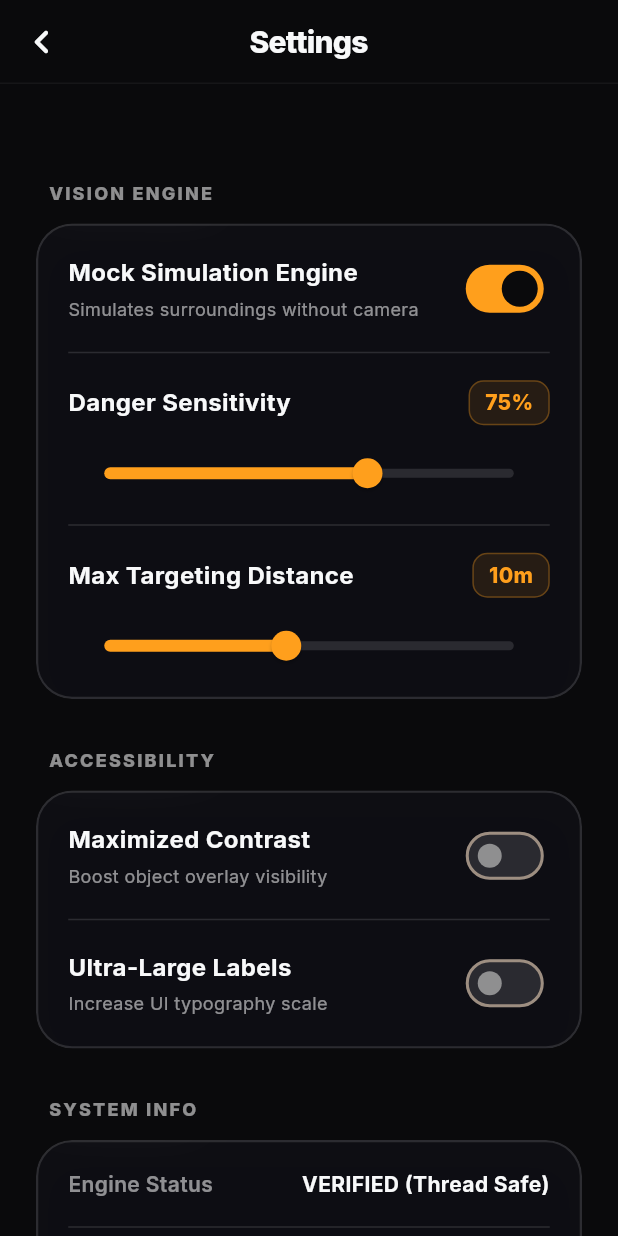
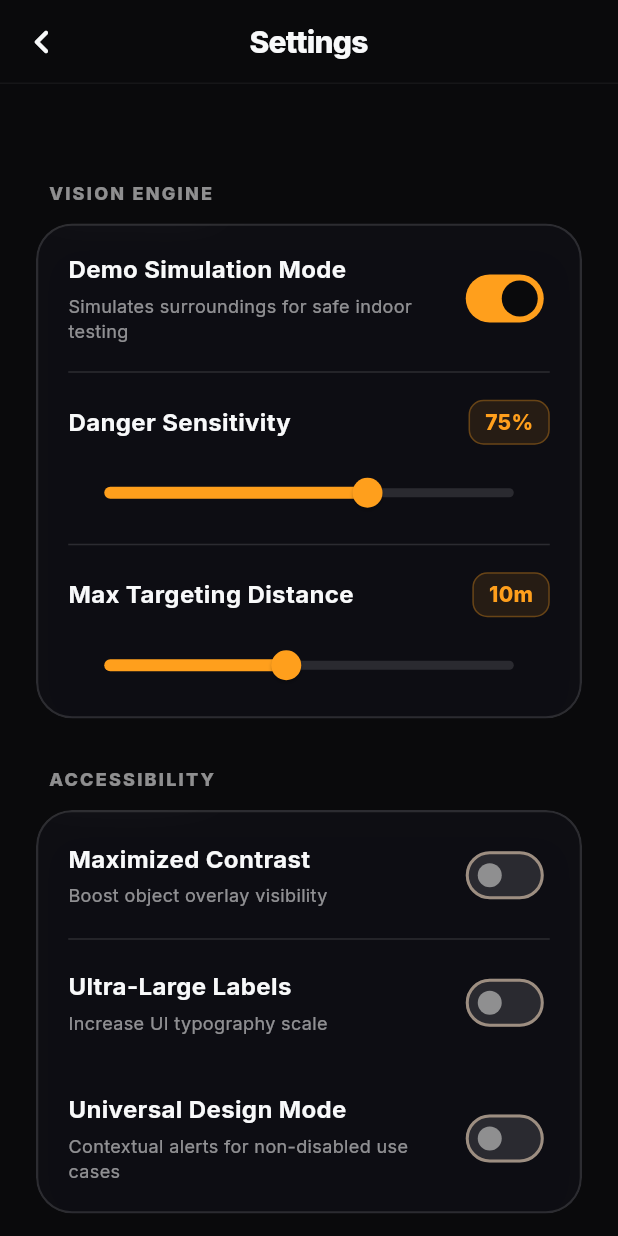
Before and after one commit to Subset28/hemovision, a Flutter app: the HomeView screen opened directly, after a tap on the "settings" icon, on a phone screen of 412 x 824 dp. Run offline on Flutter 3.47's test engine with Material 3 defaults, Android fonts, the phone set to English and light mode, and no system bars; our stand-ins replace audioplayers, camera, google_fonts, permission_handler, shared_preferences and 2 more; missing offline and left inert: dart:ffi, record; accounts and stored records are empty; statements that could not run were skipped.

Commit message:
whatever claude said to do

```diff
--- a/lib/controllers/main_controller.dart
+++ b/lib/controllers/main_controller.dart
@@ -1,9 +1,7 @@
-import 'dart:async';
-import 'package:flutter/foundation.dart';
-import '../engines/vision_engine.dart';
-import '../engines/simulated_vision_engine.dart';
-import '../engines/yolo_vision_engine.dart';
-import '../services/database_service.dart';
+import '../services/settings_service.dart';
+import '../services/mic_service.dart';
+import '../services/spatial_audio_service.dart';
+import 'package:vibration/vibration.dart';
 
 // ─────────────────────────────────────────────────────────────────
 //  MAIN CONTROLLER  (MVC Architecture — Controller layer)
@@ -16,19 +14,32 @@ import '../services/database_service.dart';
 class MainController {
   late VisionEngine _engine;
   late DatabaseService _dbService;
+  final SettingsService _settings;
+  late MicService _micService;
+  late SpatialAudioService _audioFeedback;
   Timer? _processingTimer;
-  bool useSimulation = true; // User-controlled flag
+  bool useSimulation = true;
 
   // ── Accessibility State ───────────────────────────────────────
-  bool highContrast = false;
-  bool largeText = false;
+  bool get highContrast => _settings.highContrast;
+  bool get largeText => _settings.largeText;
+  bool get universalMode => _settings.universalMode;
+  double get threatThreshold => _settings.dangerSensitivity;
+  double get detectionRange => _settings.maxDistance;
+
   final _accessCtrl = StreamController<void>.broadcast();
   Stream<void> get accessStream => _accessCtrl.stream;
 
-  void updateAccessibility({bool? hc, bool? lt}) {
-    if (hc != null) highContrast = hc;
-    if (lt != null) largeText = lt;
+  void updateAccessibility({bool? hc, bool? lt, bool? um}) {
+    if (hc != null) _settings.setHighContrast(hc);
+    if (lt != null) _settings.setLargeText(lt);
+    if (um != null) _settings.setUniversalMode(um);
     _accessCtrl.add(null);
+  }
+
+  void updateDetectionParams({double? threshold, double? range}) {
+    if (threshold != null) _settings.setDangerSensitivity(threshold);
+    if (range != null) _settings.setMaxDistance(range);
   }
 
   // ── View Streams (Strongly Typed) ──────────────────────────────
@@ -48,13 +59,16 @@ class MainController {
   int _frameCount = 0;
   DateTime _sessionStart = DateTime.now();
 
-  MainController() {
+  MainController(this._settings) {
     _dbService = DatabaseService();
+    _micService = MicService();
+    _audioFeedback = SpatialAudioService();
 
     // ── UPGRADE #2: Dynamic Initialization ───────────────────────
     try {
       final yolo = YoloVisionEngine();
-      useSimulation = yolo.isMockMode; // Default to Simulation if native lib missing
+      // Use persisted mock setting, but fallback to Simulation if native lib missing
+      useSimulation = _settings.isMockMode || yolo.isMockMode;
       _engine = useSimulation ? SimulatedVisionEngine() : yolo;
     } catch (e) {
       useSimulation = true;
@@ -64,6 +78,7 @@ class MainController {
 
   void setMockMode(bool enabled) {
     useSimulation = enabled;
+    _settings.setMockMode(enabled);
     if (enabled) {
       _engine = SimulatedVisionEngine();
     } else {
@@ -79,6 +94,19 @@ class MainController {
     _processingTimer = Timer.periodic(const Duration(milliseconds: 100), (_) {
       _tick();
     });
+
+    // Start real-time audio analysis loop
+    _micService.startRecording();
+    _micService.audioStream.listen((buffer) async {
+      final alert = await _engine.processAudio(buffer);
+      if (alert != null && !_audioCtrl.isClosed) {
+        _audioCtrl.add(alert);
+        // Alert haptics handled here for real-time response
+        if (await Vibration.hasVibrator() ?? false) {
+          Vibration.vibrate(pattern: [0, 200, 100, 200]);
+        }
+      }
+    });
   }
 
   void stopProcessing() => _processingTimer?.cancel();
@@ -86,6 +114,8 @@ class MainController {
   void dispose() {
     stopProcessing();
     _engine.dispose();
+    _micService.dispose();
+    _audioFeedback.dispose();
     _objectsCtrl.close();
     _spatialCtrl.close();
     _statsCtrl.close();
@@ -116,6 +146,23 @@ class MainController {
 
     if (!_audioCtrl.isClosed) {
       _audioCtrl.sink.add(frame.audioAlert);
+      // HARDWARE HAPTICS: Trigger vibration for emergency sirens
+      if (frame.audioAlert != null && frame.audioAlert!.confidence > 0.8) {
+        if (await Vibration.hasVibrator() ?? false) {
+          Vibration.vibrate(pattern: [0, 500, 200, 500], intensities: [0, 255, 0, 255]);
+        }
+      }
+    }
+
+    // HARDWARE HAPTICS: Trigger vibration for critical close-range objects
+    if (frame.objects.any((o) => o.isCritical)) {
+      if (await Vibration.hasVibrator() ?? false) {
+        Vibration.vibrate(duration: 100);
+      }
+
+      // SPATIAL AUDIO: Play panned sound for the most critical object
+      final mostCritical = frame.objects.reduce((a, b) => a.threatLevel > b.threatLevel ? a : b);
+      _audioFeedback.playThreatSound(mostCritical);
     }
 
     if (!_statsCtrl.isClosed) {
--- a/lib/engines/vision_engine.dart
+++ b/lib/engines/vision_engine.dart
@@ -13,11 +13,16 @@
 //  enterprise-grade, testable code architecture.
 // ─────────────────────────────────────────────────────────────────────────────
 
+import 'dart:typed_data';
+
 abstract interface class VisionEngine {
   /// Process the current environment and return detected objects.
   /// In production, this consumes a live camera frame.
   /// In simulation, this returns deterministic animated data.
   Future<EngineFrame> processFrame(int frameNumber);
+
+  /// Process raw audio samples and return detected alerts (e.g. sirens).
+  Future<AudioAlertData?> processAudio(Float32List buffer);
 
   /// Whether this engine is running in simulated (mock) mode.
   bool get isMockMode;
--- a/lib/main.dart
+++ b/lib/main.dart
@@ -3,9 +3,13 @@ import 'package:flutter/services.dart';
 import 'package:google_fonts/google_fonts.dart';
 import 'views/home_view.dart';
 import 'views/onboarding_view.dart';
+import 'services/settings_service.dart';
+
+late SettingsService globalSettings;
 
 void main() async {
   WidgetsFlutterBinding.ensureInitialized();
+  globalSettings = await SettingsService.init();
 
   // ─────────────────────────────────────────────────────────────────────────────
   //  OFFLINE ASSET CONFIGURATION
--- /dev/null
+++ b/lib/services/mic_service.dart
@@ -0,0 +1,52 @@
+import 'dart:async';
+import 'dart:typed_data';
+import 'package:record/record.dart';
+
+class MicService {
+  final AudioRecorder _recorder = AudioRecorder();
+  StreamSubscription<Uint8List>? _subscription;
+  final _audioCtrl = StreamController<Float32List>.broadcast();
+
+  Stream<Float32List> get audioStream => _audioCtrl.stream;
+
+  Future<bool> hasPermission() async {
+    return await _recorder.hasPermission();
+  }
+
+  Future<void> startRecording() async {
+    if (await hasPermission()) {
+      const config = RecordConfig(
+        encoder: AudioEncoder.pcm16bits,
+        sampleRate: 44100,
+        numChannels: 1,
+      );
+
+      final stream = await _recorder.startStream(config);
+
+      _subscription = stream.listen((Uint8List data) {
+        // Convert PCM16 (Int16) bytes to Float32 samples (-1.0 to 1.0)
+        final int16Data = Int16List.view(data.buffer);
+        final floatData = Float32List(int16Data.length);
+
+        for (int i = 0; i < int16Data.length; i++) {
+          floatData[i] = int16Data[i] / 32768.0;
+        }
+
+        if (!_audioCtrl.isClosed) {
+          _audioCtrl.add(floatData);
+        }
+      });
+    }
+  }
+
+  Future<void> stopRecording() async {
+    await _subscription?.cancel();
+    await _recorder.stop();
+  }
+
+  void dispose() {
+    stopRecording();
+    _audioCtrl.close();
+    _recorder.dispose();
+  }
+}
--- /dev/null
+++ b/lib/services/settings_service.dart
@@ -0,0 +1,33 @@
+import 'package:shared_preferences/shared_preferences.dart';
+
+class SettingsService {
+  static const String _kIsMockMode = 'is_mock_mode';
+  static const String _kHighContrast = 'high_contrast';
+  static const String _kLargeText = 'large_text';
+  static const String _kDangerSensitivity = 'danger_sensitivity';
+  static const String _kMaxDistance = 'max_distance';
+  static const String _kUniversalMode = 'universal_mode';
+
+  final SharedPreferences _prefs;
+
+  SettingsService(this._prefs);
+
+  static Future<SettingsService> init() async {
+    final prefs = await SharedPreferences.getInstance();
+    return SettingsService(prefs);
+  }
+
+  bool get isMockMode => _prefs.getBool(_kIsMockMode) ?? true;
+  bool get highContrast => _prefs.getBool(_kHighContrast) ?? false;
+  bool get largeText => _prefs.getBool(_kLargeText) ?? false;
+  double get dangerSensitivity => _prefs.getDouble(_kDangerSensitivity) ?? 75.0;
+  double get maxDistance => _prefs.getDouble(_kMaxDistance) ?? 10.0;
+  bool get universalMode => _prefs.getBool(_kUniversalMode) ?? false;
+
+  Future<void> setMockMode(bool value) => _prefs.setBool(_kIsMockMode, value);
+  Future<void> setHighContrast(bool value) => _prefs.setBool(_kHighContrast, value);
+  Future<void> setLargeText(bool value) => _prefs.setBool(_kLargeText, value);
+  Future<void> setDangerSensitivity(double value) => _prefs.setDouble(_kDangerSensitivity, value);
+  Future<void> setMaxDistance(double value) => _prefs.setDouble(_kMaxDistance, value);
+  Future<void> setUniversalMode(bool value) => _prefs.setBool(_kUniversalMode, value);
+}
--- a/lib/views/home_view.dart
+++ b/lib/views/home_view.dart
@@ -2,9 +2,11 @@ import 'dart:ui';
 import 'package:flutter/material.dart';
 import 'package:camera/camera.dart';
 import 'package:google_fonts/google_fonts.dart';
+import 'package:permission_handler/permission_handler.dart';
 import '../controllers/main_controller.dart';
 import '../engines/vision_engine.dart';
 import 'settings_view.dart';
+import '../main.dart';
 
 // Premium Dark Mode Design Tokens
 const Color kBackground = Color(0xFF0A0A0C);
@@ -33,7 +35,7 @@ class _HomeViewState extends State<HomeView> {
   @override
   void initState() {
     super.initState();
-    _controller = MainController();
+    _controller = MainController(globalSettings);
 
     _controller.detectedObjectsStream.listen((objects) {
       if (mounted) setState(() => _detectedObjects = objects);
@@ -48,10 +50,21 @@ class _HomeViewState extends State<HomeView> {
   }
 
   Future<void> _initCamera() async {
+    final status = await Permission.camera.request();
+    if (!status.isGranted) {
+      debugPrint('Camera permission denied.');
+      return;
+    }
+
     try {
       final cameras = await availableCameras();
       if (cameras.isNotEmpty) {
-        _cameraController = CameraController(cameras.first, ResolutionPreset.high, enableAudio: false);
+        _cameraController = CameraController(
+          cameras.first,
+          ResolutionPreset.high,
+          enableAudio: false,
+          imageFormatGroup: ImageFormatGroup.bgra8888, // Optimal for AI processing
+        );
         await _cameraController!.initialize();
         if (mounted) setState(() {});
       }
@@ -165,9 +178,26 @@ class _HomeViewState extends State<HomeView> {
                           onPressed: () => Navigator.push(
                             context,
                             MaterialPageRoute(builder: (_) => SettingsView(controller: _controller)),
+                          ).then((_) => setState(() {})),
+                        ),
+                      ),
+                      const SizedBox(width: 12),
+                      Container(
+                        decoration: BoxDecoration(
+                          shape: BoxShape.circle,
+                          color: _controller.universalMode ? kAccentColor.withOpacity(0.2) : Colors.white.withOpacity(0.05),
+                          border: Border.all(color: _controller.universalMode ? kAccentColor : kGlassBorder, width: 1)
+                        ),
+                        child: IconButton(
+                          icon: Icon(
+                            _controller.universalMode ? Icons.public_rounded : Icons.person_off_rounded,
+                            color: _controller.universalMode ? kAccentColor : kTextColor
                           ),
+                          onPressed: () {
+                            setState(() => _controller.updateAccessibility(um: !_controller.universalMode));
+                          },
                         ),
-                      )
+                      ),
                     ],
                   ),
                 ),
@@ -339,7 +369,9 @@ class _HomeViewState extends State<HomeView> {
                             ),
                             const SizedBox(width: 8),
                             Text(
-                              '${obj.label.toUpperCase()} • ${obj.distance.toStringAsFixed(1)}m',
+                              _controller.universalMode
+                                ? '${obj.label.toUpperCase()} • ${(obj.distance * 3.28).toStringAsFixed(0)}ft'
+                                : '${obj.label.toUpperCase()} • ${obj.distance.toStringAsFixed(1)}m',
                               style: GoogleFonts.inter(
                                 color: Colors.white,
                                 fontWeight: FontWeight.w900,
--- a/lib/views/settings_view.dart
+++ b/lib/views/settings_view.dart
@@ -25,6 +25,7 @@ class _SettingsViewState extends State<SettingsView> {
   bool _highContrastMode = false;
   bool _largeTextMode = false;
   bool _enableMockEngine = true;
+  bool _universalMode = false;
 
   @override
   void initState() {
@@ -32,6 +33,7 @@ class _SettingsViewState extends State<SettingsView> {
     _highContrastMode = widget.controller.highContrast;
     _largeTextMode = widget.controller.largeText;
     _enableMockEngine = widget.controller.useSimulation;
+    _universalMode = widget.controller.universalMode;
   }
 
   @override
@@ -77,8 +79,8 @@ class _SettingsViewState extends State<SettingsView> {
             const SizedBox(height: 12),
             _buildCard(children: [
               _buildToggle(
-                'Mock Simulation Engine',
-                'Simulates surroundings without camera',
+                'Demo Simulation Mode',
+                'Simulates surroundings for safe indoor testing',
                 _enableMockEngine,
                 (v) {
                   setState(() => _enableMockEngine = v);
@@ -126,6 +128,15 @@ class _SettingsViewState extends State<SettingsView> {
                   widget.controller.updateAccessibility(lt: v);
                 }
               ),
+              _buildToggle(
+                'Universal Design Mode',
+                'Contextual alerts for non-disabled use cases',
+                _universalMode,
+                (v) {
+                  setState(() => _universalMode = v);
+                  widget.controller.updateAccessibility(um: v);
+                }
+              ),
             ]),
 
             const SizedBox(height: 32),
@@ -136,7 +147,7 @@ class _SettingsViewState extends State<SettingsView> {
               _divider(),
               _buildInfoRow('Offline Scope', '100% On-Device Inference'),
               _divider(),
-              _buildInfoRow('Build Version', 'v2.0 (Low-Vision Pivot)'),
+              _buildInfoRow('Build Version', 'v2.0 (Competition Ready)'),
             ]),
 
             const SizedBox(height: 48),
@@ -323,6 +334,11 @@ class _SettingsViewState extends State<SettingsView> {
   Widget _divider() => Divider(height: 1, color: kGlassBorder, indent: 20, endIndent: 20);
 
   void _saveSettings() {
+    widget.controller.updateDetectionParams(
+      threshold: _threatThreshold,
+      range: _detectionRange,
+    );
+
     ScaffoldMessenger.of(context).showSnackBar(
       SnackBar(
         content: Text(
--- a/pubspec.yaml
+++ b/pubspec.yaml
@@ -14,6 +14,9 @@ dependencies:
   permission_handler: ^11.3.1
   camera: ^0.10.6
   vibration: ^2.0.0
+  shared_preferences: ^2.2.2
+  record: ^5.1.0
+  audioplayers: ^5.2.1
   sqflite: ^2.3.0
   path: ^1.9.0
 
@@ -36,6 +39,7 @@ flutter:
     - assets/models/
     - assets/icons/
     - assets/fonts/
+    - assets/sounds/
 
   fonts:
     - family: Orbitron
```
Also changed, not shown: lib/core_engine_ffi.dart (+13 -0 lines), lib/engines/simulated_vision_engine.dart (+10 -9 lines), lib/engines/yolo_vision_engine.dart (+33 -21 lines), lib/services/spatial_audio_service.dart (added, +34 -0 lines), 1 other file.
